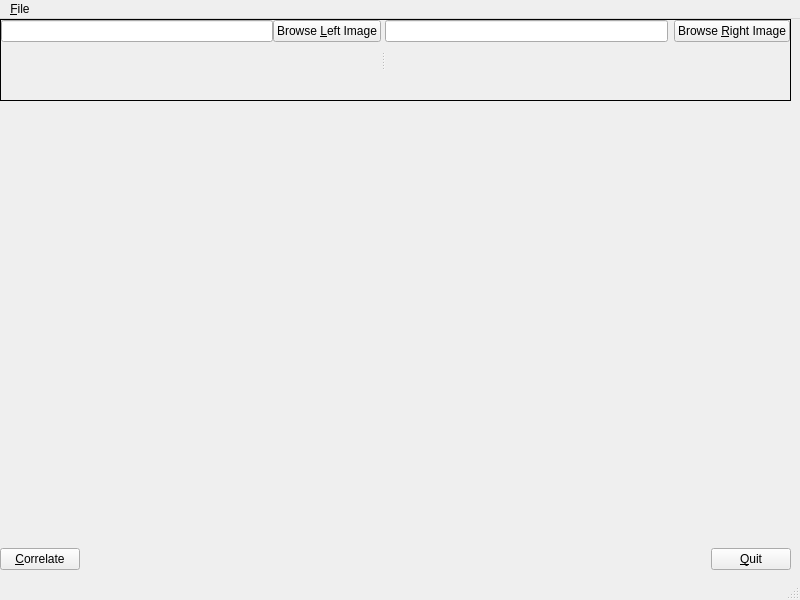
Above: qcorr.ui from ubuntuslave/Qcorr before the change. Below: the same form after it.
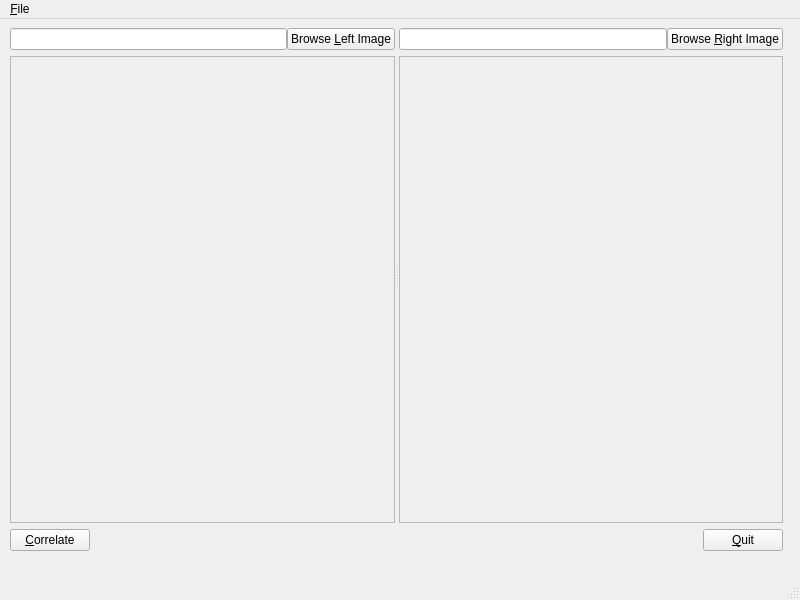
That is the form after the change.

Commit message: QSplitter and QScrollArea working as desired. Missing: - Overall functionality for Correlation

```diff
--- a/qcorr.ui
+++ b/qcorr.ui
@@ -11,41 +11,38 @@
    </rect>
   </property>
   <property name="sizePolicy">
-   <sizepolicy hsizetype="Ignored" vsizetype="Ignored">
-    <horstretch>0</horstretch>
-    <verstretch>0</verstretch>
+   <sizepolicy hsizetype="Ignored" vsizetype="Expanding">
+    <horstretch>1</horstretch>
+    <verstretch>1</verstretch>
    </sizepolicy>
   </property>
   <property name="windowTitle">
    <string>MainWindow</string>
   </property>
   <widget class="QWidget" name="centralwidget">
-   <widget class="QWidget" name="">
+   <widget class="QFrame" name="main_frame">
     <property name="geometry">
      <rect>
-      <x>0</x>
+      <x>1</x>
       <y>0</y>
       <width>791</width>
-      <height>551</height>
+      <height>541</height>
      </rect>
     </property>
     <layout class="QVBoxLayout" name="verticalLayout">
      <item>
       <widget class="QSplitter" name="splitter">
-       <property name="frameShape">
-        <enum>QFrame::Panel</enum>
-       </property>
-       <property name="frameShadow">
-        <enum>QFrame::Plain</enum>
-       </property>
-       <property name="midLineWidth">
-        <number>1</number>
+       <property name="sizePolicy">
+        <sizepolicy hsizetype="Expanding" vsizetype="Expanding">
+         <horstretch>0</horstretch>
+         <verstretch>0</verstretch>
+        </sizepolicy>
        </property>
        <property name="orientation">
         <enum>Qt::Horizontal</enum>
        </property>
        <widget class="QWidget" name="layoutWidget">
-        <layout class="QVBoxLayout" name="left_verticalLayout">
+        <layout class="QVBoxLayout" name="left_verticalLayout" stretch="0,0">
          <item>
           <layout class="QHBoxLayout" name="leftImg_horizontalLayout">
            <property name="spacing">
@@ -78,51 +75,43 @@
           </layout>
          </item>
          <item>
-          <widget class="QLabel" name="leftImage_label">
-           <property name="sizePolicy">
-            <sizepolicy hsizetype="Expanding" vsizetype="Expanding">
-             <horstretch>0</horstretch>
-             <verstretch>0</verstretch>
-            </sizepolicy>
+          <widget class="QScrollArea" name="leftImage_scrollArea">
+           <property name="verticalScrollBarPolicy">
+            <enum>Qt::ScrollBarAsNeeded</enum>
            </property>
-           <property name="cursor">
-            <cursorShape>ArrowCursor</cursorShape>
-           </property>
-           <property name="mouseTracking">
+           <property name="widgetResizable">
             <bool>false</bool>
            </property>
-           <property name="focusPolicy">
-            <enum>Qt::NoFocus</enum>
-           </property>
-           <property name="text">
-            <string/>
-           </property>
-           <property name="scaledContents">
-            <bool>false</bool>
-           </property>
+           <widget class="QWidget" name="scrollAreaWidgetContents_3">
+            <property name="geometry">
+             <rect>
+              <x>0</x>
+              <y>0</y>
+              <width>255</width>
+              <height>224</height>
+             </rect>
+            </property>
+           </widget>
           </widget>
          </item>
-         <item>
-          <spacer name="verticalSpacer">
-           <property name="orientation">
-            <enum>Qt::Vertical</enum>
-           </property>
-           <property name="sizeHint" stdset="0">
-            <size>
-             <width>20</width>
-             <height>40</height>
-            </size>
-           </property>
-          </spacer>
-         </item>
         </layout>
        </widget>
        <widget class="QWidget" name="layoutWidget">
         <layout class="QVBoxLayout" name="right_verticalLayout">
          <item>
-          <layout class="QHBoxLayout" name="leftImg_horizontalLayout_2">
+          <layout class="QHBoxLayout" name="rightImg_horizontalLayout">
+           <property name="spacing">
+            <number>0</number>
+           </property>
            <item>
-            <widget class="QLineEdit" name="rightImage_lineEdit"/>
+            <widget class="QLineEdit" name="rightImage_lineEdit">
+             <property name="sizePolicy">
+              <sizepolicy hsizetype="Expanding" vsizetype="Fixed">
+               <horstretch>0</horstretch>
+               <verstretch>0</verstretch>
+              </sizepolicy>
+             </property>
+            </widget>
            </item>
            <item>
             <widget class="QPushButton" name="rightBrowse_pushButton">
@@ -145,53 +134,34 @@
           </layout>
          </item>
          <item>
-          <widget class="QLabel" name="rightImage_label">
-           <property name="sizePolicy">
-            <sizepolicy hsizetype="Expanding" vsizetype="Expanding">
-             <horstretch>0</horstretch>
-             <verstretch>0</verstretch>
-            </sizepolicy>
+          <widget class="QScrollArea" name="rightImage_scrollArea">
+           <property name="verticalScrollBarPolicy">
+            <enum>Qt::ScrollBarAsNeeded</enum>
            </property>
-           <property name="text">
-            <string/>
-           </property>
-           <property name="scaledContents">
+           <property name="widgetResizable">
             <bool>false</bool>
            </property>
+           <widget class="QWidget" name="scrollAreaWidgetContents_2">
+            <property name="geometry">
+             <rect>
+              <x>0</x>
+              <y>0</y>
+              <width>255</width>
+              <height>224</height>
+             </rect>
+            </property>
+           </widget>
           </widget>
          </item>
-         <item>
-          <spacer name="verticalSpacer_2">
-           <property name="orientation">
-            <enum>Qt::Vertical</enum>
-           </property>
-           <property name="sizeHint" stdset="0">
-            <size>
-             <width>20</width>
-             <height>40</height>
-            </size>
-           </property>
-          </spacer>
-         </item>
         </layout>
        </widget>
       </widget>
      </item>
      <item>
-      <spacer name="verticalSpacer_3">
-       <property name="orientation">
-        <enum>Qt::Vertical</enum>
+      <layout class="QHBoxLayout" name="bottom_horizontalLayout">
+       <property name="spacing">
+        <number>0</number>
        </property>
-       <property name="sizeHint" stdset="0">
-        <size>
-         <width>20</width>
-         <height>40</height>
-        </size>
-       </property>
-      </spacer>
-     </item>
-     <item>
-      <layout class="QHBoxLayout" name="horizontalLayout">
        <item>
         <widget class="QPushButton" name="corr_pushButton">
          <property name="text">
```
Left out of the diff: 18 changed lines with no effect on the pictures. The commit also changes 3 other files.
